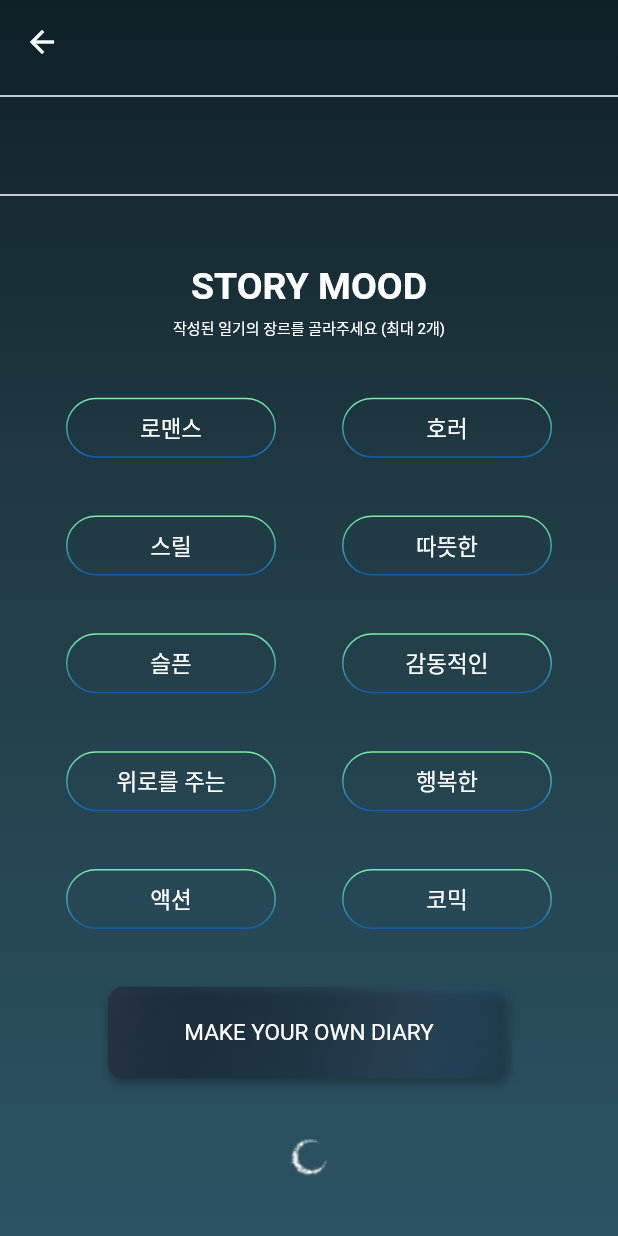
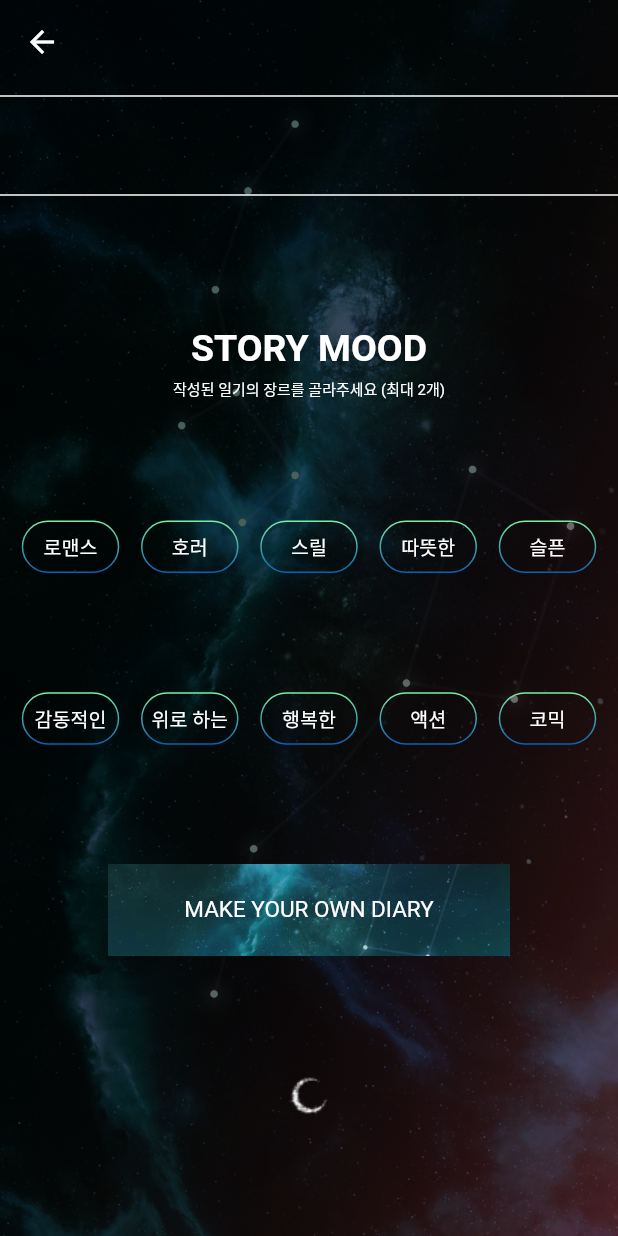
Before and after one commit to doseee/fakediary, a Flutter app: the DiaryFilter screen opened directly, on a phone screen of 412 x 824 dp. Run offline on Flutter 3.47's test engine with Material 2 defaults, Android fonts, the phone set to English and light mode, and no system bars; our stand-ins replace carousel_slider, dots_indicator, flutter_dotenv, flutter_spinkit, geolocator, gradient_borders and 4 more; accounts and stored records are empty; project files that could hold a hidden picture were left out.

Commit message:
⭐ FEAT : 일기필터 버튼 크기 수정
핑크배경화면추가 및 일기필터 버튼 수정

RESOLVES:#S08P31A101-579

```diff
--- a/frontend/lib/screens/diary-list-filter.dart
+++ b/frontend/lib/screens/diary-list-filter.dart
@@ -29,7 +29,7 @@ class _DiaryFilterState extends State<DiaryFilter> {
     'WARM': '따뜻한',
     'SAD': '슬픈',
     'TOUCHING': '감동적인',
-    'COMFORTING': '위로를 주는',
+    'COMFORTING': '위로 하는',
     'HAPPY': '행복한',
     'ACTION': '액션',
     'COMIC': '코믹',
@@ -76,16 +76,10 @@ class _DiaryFilterState extends State<DiaryFilter> {
         FocusScope.of(context).unfocus();
       },
       child: Container(
-        decoration: const BoxDecoration(
-          gradient: LinearGradient(
-            begin: Alignment.topCenter,
-            end: Alignment.bottomCenter,
-            colors: [
-              Color(0xff0F2027),
-              Color(0xff203A43),
-              Color(0xff2C5364),
-            ],
-            stops: [0, 0.4, 1.0],
+        decoration: BoxDecoration(
+          image: DecorationImage(
+            image: AssetImage('assets/img/background_pink_darken.png'),
+            fit: BoxFit.cover,
           ),
         ),
         child: Scaffold(
@@ -161,11 +155,6 @@ class _DiaryFilterState extends State<DiaryFilter> {
                           activated: activated['HORROR']!,
                           dict: dict,
                         ),
-                      ],
-                    ),
-                    Row(
-                      mainAxisAlignment: MainAxisAlignment.spaceEvenly,
-                      children: [
                         GradientSelectButton(
                           content: 'THRILL',
                           setter: setter,
@@ -178,28 +167,23 @@ class _DiaryFilterState extends State<DiaryFilter> {
                           activated: activated['WARM']!,
                           dict: dict,
                         ),
-                      ],
-                    ),
-                    Row(
-                      mainAxisAlignment: MainAxisAlignment.spaceEvenly,
-                      children: [
+
                         GradientSelectButton(
                           content: 'SAD',
                           setter: setter,
                           activated: activated['SAD']!,
                           dict: dict,
-                        ),
+                        ),]
+                    ),
+                    Row(
+                      mainAxisAlignment: MainAxisAlignment.spaceEvenly,
+                      children: [
                         GradientSelectButton(
                           content: 'TOUCHING',
                           setter: setter,
                           activated: activated['TOUCHING']!,
                           dict: dict,
                         ),
-                      ],
-                    ),
-                    Row(
-                      mainAxisAlignment: MainAxisAlignment.spaceEvenly,
-                      children: [
                         GradientSelectButton(
                           content: 'COMFORTING',
                           setter: setter,
@@ -212,11 +196,8 @@ class _DiaryFilterState extends State<DiaryFilter> {
                           activated: activated['HAPPY']!,
                           dict: dict,
                         ),
-                      ],
-                    ),
-                    Row(
-                      mainAxisAlignment: MainAxisAlignment.spaceEvenly,
-                      children: [
+
+
                         GradientSelectButton(
                           content: 'ACTION',
                           setter: setter,
@@ -235,27 +216,10 @@ class _DiaryFilterState extends State<DiaryFilter> {
                       width: 268,
                       height: 61,
                       decoration: BoxDecoration(
-                        borderRadius: BorderRadius.circular(10),
-                        gradient: LinearGradient(
-                          begin: Alignment.topLeft,
-                          end: Alignment.bottomRight,
-                          colors: [
-                            const Color(0xff263344),
-                            const Color(0xff1B2532).withOpacity(0.53),
-                            const Color(0xff1C2A3D).withOpacity(0.5),
-                            const Color(0xff1E2E42).withOpacity(0.46),
-                            const Color(0xff364B66).withOpacity(0.33),
-                            const Color(0xff2471D6).withOpacity(0),
-                          ],
-                          stops: const [0, 0.25, 0.4, 0.5, 0.75, 1.0],
+                        image: DecorationImage(
+                          image: AssetImage('assets/img/background_1.png'),
+                          fit: BoxFit.cover,
                         ),
-                        boxShadow: [
-                          BoxShadow(
-                            color: const Color(0xff000000).withOpacity(0.25),
-                            offset: const Offset(0, 4),
-                            blurRadius: 4,
-                          ),
-                        ],
                       ),
                       child: const Center(
                         child: Text(
@@ -289,7 +253,7 @@ class GradientButton extends StatelessWidget {
   @override
   Widget build(BuildContext context) {
     return Container(
-      width: 140,
+      width: 70,
       height: 40,
       decoration: BoxDecoration(
         borderRadius: BorderRadius.circular(25),
@@ -348,8 +312,8 @@ class GradientSelectButton extends StatelessWidget {
         setter(content);
       },
       child: Container(
-        width: 140,
-        height: 40,
+        width: 65,
+        height: 35,
         decoration: BoxDecoration(
           borderRadius: BorderRadius.circular(25),
           border: GradientBoxBorder(
@@ -380,7 +344,7 @@ class GradientSelectButton extends StatelessWidget {
             dict[content]!,
             style: TextStyle(
               color: Colors.white,
-              fontSize: 15,
+              fontSize: 13,
             ),
           ),
         ),
--- a/frontend/lib/screens/login_entrance.dart
+++ b/frontend/lib/screens/login_entrance.dart
@@ -1,7 +1,6 @@
 import 'package:flutter/material.dart';
 import 'package:frontend/screens/regist_screen.dart';
 import 'package:lottie/lottie.dart';
-import 'package:gradient_borders/gradient_borders.dart';
 
 import '../widgets/theme.dart';
 import 'login.dart';
@@ -34,7 +33,7 @@ class _LoginEntranceState extends State<LoginEntrance>
     return Container(
       decoration: const BoxDecoration(
         image: DecorationImage(
-          image: AssetImage('assets/img/bg_main.png'),
+          image: AssetImage('assets/img/background_1_littledark.png'),
           fit: BoxFit.cover,
         ),
       ),
--- a/frontend/lib/screens/regist_screen.dart
+++ b/frontend/lib/screens/regist_screen.dart
@@ -34,7 +34,7 @@ class _RegistScreenState extends State<RegistScreen> {
             stops: [0, 0.4, 1.0],
           ),
           image: DecorationImage(
-            image: AssetImage('assets/img/bg_main.png'),
+            image: AssetImage('assets/img/background_1_littledark.png'),
             fit: BoxFit.cover,
           ),
         ),
```
Also changed, not shown: frontend/lib/screens/login.dart (+1 -11 lines), frontend/lib/screens/modify_screen.dart (+4 -10 lines), frontend/assets/img/background_1_littledark.png (renamed from frontend/assets/img/bg_main.png), frontend/assets/img/background_pink_darken.png (added).
